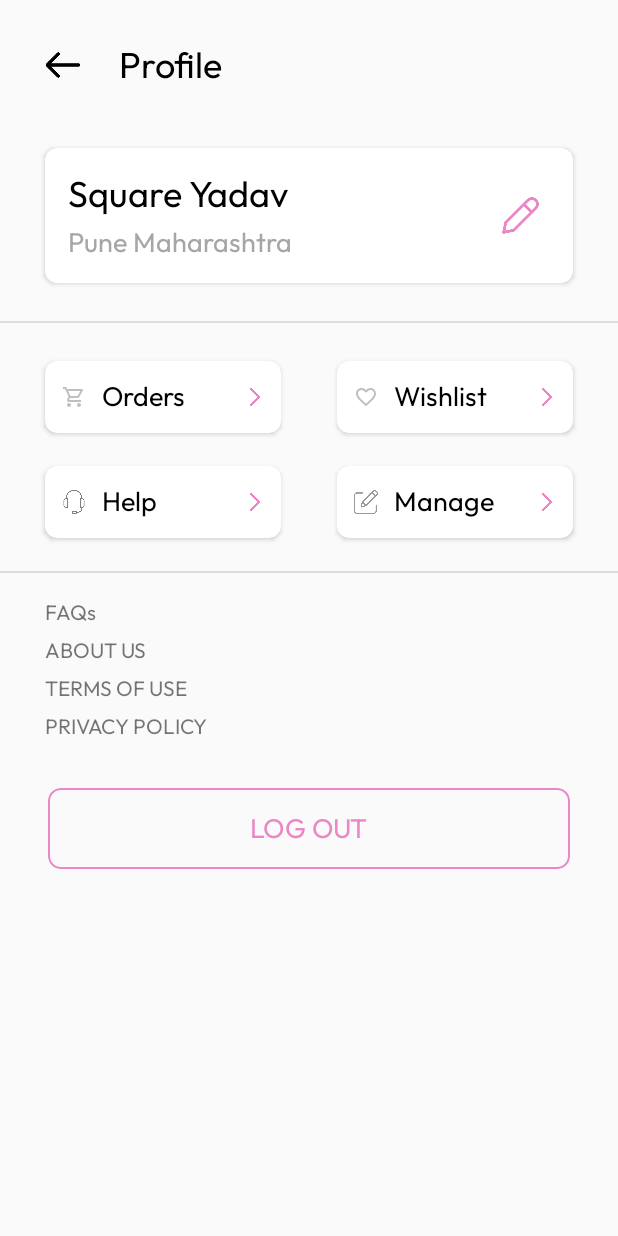
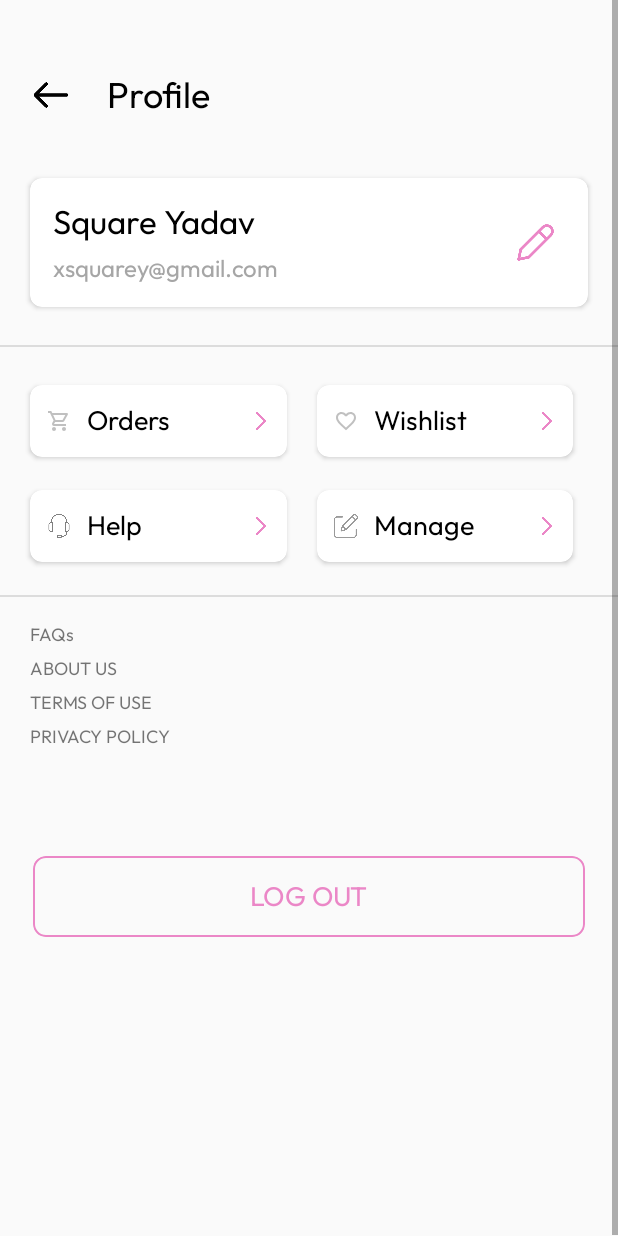
Before and after one commit to Dhiresh-7358/MYshot, an Android app: the Profile screen opened directly, with no data from a screen before it, on a phone screen of 412 x 824 dp. Run offline under Robolectric (Android 15) with nearby library versions, the phone set to English and light mode, and no system bars; our stand-ins replace Firebase (no records; nobody signed in at launch, a user with empty details on screens opened directly).

Commit message:
3rd commit

```diff
--- a/app/src/main/java/com/example/myshot/activity/Profile.kt
+++ b/app/src/main/java/com/example/myshot/activity/Profile.kt
@@ -4,15 +4,13 @@ import android.content.Intent
 import androidx.appcompat.app.AppCompatActivity
 import android.os.Bundle
 import android.util.Log
-import com.example.myshot.R
 import com.example.myshot.databinding.ActivityProfileBinding
-import com.example.myshot.databinding.ActivitySelectCityBinding
 import com.google.firebase.auth.FirebaseAuth
 import com.google.firebase.firestore.FirebaseFirestore
 import loginProcess.GetStartActivity
 import loginProcess.SharedConst
 import loginProcess.SharedPref
-import loginProcess.UserInfoActivity
+
 
 class Profile : AppCompatActivity() {
     private lateinit var mAuth:FirebaseAuth
--- a/app/src/main/java/com/example/myshot/activity/SelectCity.kt
+++ b/app/src/main/java/com/example/myshot/activity/SelectCity.kt
@@ -61,7 +61,12 @@ class SelectCity : AppCompatActivity() {
                         val list: List<Address> = geocoder.getFromLocation(location.latitude, location.longitude, 1) as List<Address>
                         if (list.isNotEmpty()) {
                             val address = list[0]
-                            val district = address.subAdminArea // Use subAdminArea to get the district name
+                            val district = address.getAddressLine(0) // Use subAdminArea to get the district name
+
+                            val sharedPreferences = this.getSharedPreferences("my_app_preferences", Context.MODE_PRIVATE)
+                            val editor = sharedPreferences.edit()
+                            editor.putString("city", district)
+                            editor.apply()
 
                             val resultIntent = Intent()
                             resultIntent.putExtra("district", district)
--- a/app/src/main/java/com/example/myshot/fragment/HomeFragment.kt
+++ b/app/src/main/java/com/example/myshot/fragment/HomeFragment.kt
@@ -1,6 +1,7 @@
 package com.example.myshot.fragment
 
 import android.app.Activity
+import android.content.Context
 import android.content.Intent
 import android.net.Uri
 import android.os.Binder
@@ -27,7 +28,7 @@ import com.example.myshot.databinding.FragmentHomeBinding
 import com.google.firebase.auth.FirebaseAuth
 import com.google.firebase.firestore.FirebaseFirestore
 import com.google.firebase.firestore.Query
-import com.squareup.picasso.Picasso
+//import com.squareup.picasso.Picasso
 
 class HomeFragment : Fragment() {
     private lateinit var binging: FragmentHomeBinding
@@ -38,6 +39,8 @@ class HomeFragment : Fragment() {
     override fun onCreateView(
         inflater: LayoutInflater, container: ViewGroup?,
         savedInstanceState: Bundle?
+
+
     ): View? {
 
         binging = FragmentHomeBinding.inflate(inflater, container, false)
@@ -50,6 +53,10 @@ class HomeFragment : Fragment() {
 
     override fun onViewCreated(view: View, savedInstanceState: Bundle?) {
         super.onViewCreated(view, savedInstanceState)
+
+        val sharedPreferences = requireActivity().getSharedPreferences("myshot_preferences", Context.MODE_PRIVATE)
+        val username = sharedPreferences.getString("city", "Delhi")
+        binging.city.text=username
 
         mList= mutableListOf()
 
--- a/app/src/main/res/layout/activity_profile.xml
+++ b/app/src/main/res/layout/activity_profile.xml
@@ -7,12 +7,19 @@
     android:layout_height="match_parent"
     android:orientation="vertical"
     tools:context=".activity.SelectCity">
+    <ScrollView
+        android:layout_width="match_parent"
+        android:layout_height="match_parent">
+        <androidx.appcompat.widget.LinearLayoutCompat
+            android:layout_width="match_parent"
+            android:layout_height="wrap_content"
+            android:orientation="vertical">
 
 
     <LinearLayout
         android:layout_width="match_parent"
         android:layout_height="wrap_content"
-        android:layout_marginTop="28dp"
+        android:layout_marginTop="48dp"
         android:orientation="horizontal">
 
         <ImageView
@@ -20,7 +27,7 @@
             android:layout_width="28dp"
             android:layout_height="25dp"
             android:layout_gravity="center"
-            android:layout_marginStart="28dp"
+            android:layout_marginStart="20dp"
             app:srcCompat="@drawable/back_arrow" />
 
         <TextView
@@ -36,10 +43,10 @@
 
             <androidx.cardview.widget.CardView
                 android:layout_width="match_parent"
-        android:layout_height="90dp"
-        android:layout_marginStart="30dp"
+                android:layout_height="wrap_content"
+                android:layout_marginStart="20dp"
                 android:layout_marginTop="40dp"
-        android:layout_marginEnd="30dp"
+                android:layout_marginEnd="20dp"
                 app:cardCornerRadius="8dp">
 
                 <TextView
@@ -52,7 +59,7 @@
                     android:fontFamily="@font/outfit_regular"
                     android:text="Square Yadav"
                     android:textColor="@color/black"
-            android:textSize="24sp" />
+                    android:textSize="22sp" />
 
                 <ImageView
                     android:layout_width="30dp"
@@ -67,11 +74,13 @@
                     android:layout_height="wrap_content"
                     android:layout_gravity="bottom|left"
                     android:layout_marginStart="15dp"
+                    android:layout_marginTop="50dp"
+                    android:layout_marginEnd="70dp"
                     android:layout_marginBottom="15dp"
                     android:fontFamily="@font/outfit_regular"
-            android:text="Pune Maharashtra"
+                    android:text="xsquarey@gmail.com"
                     android:textColor="@color/grey"
-            android:textSize="18sp" />
+                    android:textSize="16sp" />
             </androidx.cardview.widget.CardView>
 
     <View
@@ -87,13 +96,14 @@
 
         <androidx.cardview.widget.CardView
             android:id="@+id/order_view"
-            android:layout_width="157dp"
+            android:layout_width="0dp"
             android:layout_height="48dp"
-            android:layout_marginStart="30dp"
+            android:layout_marginStart="20dp"
             android:layout_marginTop="25dp"
+            android:layout_marginEnd="10dp"
             app:cardCornerRadius="8dp"
-            app:layout_constraintEnd_toEndOf="parent"
-            app:layout_constraintHorizontal_bias="0.0"
+            app:layout_constraintEnd_toStartOf="@id/wishlist_view"
+            app:layout_constraintHorizontal_weight="1"
             app:layout_constraintStart_toStartOf="parent"
             app:layout_constraintTop_toTopOf="parent">
 
@@ -127,15 +137,16 @@
 
         <androidx.cardview.widget.CardView
             android:id="@+id/help_view"
-            android:layout_width="157dp"
+            android:layout_width="0dp"
             android:layout_height="48dp"
-            android:layout_marginStart="30dp"
+            android:layout_marginStart="20dp"
             android:layout_marginTop="22dp"
+            android:layout_marginEnd="10dp"
             android:layout_marginBottom="22dp"
             app:cardCornerRadius="8dp"
             app:layout_constraintBottom_toBottomOf="parent"
-            app:layout_constraintEnd_toEndOf="@id/order_view"
-            app:layout_constraintHorizontal_bias="0.0"
+            app:layout_constraintEnd_toStartOf="@id/manage_view"
+            app:layout_constraintHorizontal_weight="1"
             app:layout_constraintStart_toStartOf="parent"
             app:layout_constraintTop_toBottomOf="@+id/order_view">
 
@@ -168,12 +179,15 @@
 
         <androidx.cardview.widget.CardView
             android:id="@+id/wishlist_view"
-            android:layout_width="157dp"
+            android:layout_width="0dp"
             android:layout_height="48dp"
+            android:layout_marginStart="10dp"
             android:layout_marginTop="25dp"
             android:layout_marginEnd="30dp"
             app:cardCornerRadius="8dp"
             app:layout_constraintEnd_toEndOf="parent"
+            app:layout_constraintHorizontal_weight="1"
+            app:layout_constraintStart_toEndOf="@+id/order_view"
             app:layout_constraintTop_toTopOf="parent">
 
             <TextView
@@ -205,12 +219,15 @@
 
         <androidx.cardview.widget.CardView
             android:id="@+id/manage_view"
-            android:layout_width="157dp"
+            android:layout_width="0dp"
             android:layout_height="48dp"
+            android:layout_marginStart="10dp"
             android:layout_marginTop="22dp"
             android:layout_marginEnd="30dp"
             app:cardCornerRadius="8dp"
             app:layout_constraintEnd_toEndOf="parent"
+            app:layout_constraintHorizontal_weight="1"
+            app:layout_constraintStart_toEndOf="@+id/help_view"
             app:layout_constraintTop_toBottomOf="@+id/wishlist_view">
 
             <TextView
@@ -252,46 +269,50 @@
                 android:id="@+id/textView7"
                 android:layout_width="wrap_content"
                 android:layout_height="wrap_content"
-        android:layout_marginStart="30dp"
+                android:layout_marginStart="20dp"
                 android:layout_marginTop="17dp"
                 android:fontFamily="@font/outfit_regular"
-        android:text="FAQs" />
+                android:text="FAQs"
+                android:textSize="12sp" />
 
             <TextView
                 android:id="@+id/textView11"
-        android:layout_width="match_parent"
+                android:layout_width="wrap_content"
                 android:layout_height="wrap_content"
-        android:layout_marginStart="30dp"
+                android:layout_marginStart="20dp"
                 android:layout_marginTop="7dp"
                 android:fontFamily="@font/outfit_regular"
-        android:text="ABOUT US" />
+                android:text="ABOUT US"
+                android:textSize="12sp" />
 
             <TextView
                 android:id="@+id/textView14"
-        android:layout_width="match_parent"
+                android:layout_width="wrap_content"
                 android:layout_height="wrap_content"
-        android:layout_marginStart="30dp"
+                android:layout_marginStart="20dp"
                 android:layout_marginTop="7dp"
                 android:fontFamily="@font/outfit_regular"
-        android:text="TERMS OF USE" />
+                android:text="TERMS OF USE"
+                android:textSize="12sp" />
 
             <TextView
                 android:id="@+id/textView15"
-        android:layout_width="match_parent"
+                android:layout_width="wrap_content"
                 android:layout_height="wrap_content"
-        android:layout_marginStart="30dp"
+                android:layout_marginStart="20dp"
                 android:layout_marginTop="7dp"
                 android:fontFamily="@font/outfit_regular"
-        android:text="PRIVACY POLICY" />
+                android:text="PRIVACY POLICY"
+                android:textSize="12sp" />
 
             <androidx.cardview.widget.CardView
                 android:id="@+id/logout_button"
                 android:layout_width="match_parent"
                 android:layout_height="54dp"
-        android:layout_marginStart="32dp"
-        android:layout_marginTop="32dp"
-        android:layout_marginEnd="32dp"
-        android:layout_marginBottom="32dp"
+                android:layout_marginStart="22dp"
+                android:layout_marginTop="72dp"
+                android:layout_marginEnd="22dp"
+                android:layout_marginBottom="200dp"
                 android:foreground="@drawable/cardstyle"
                 app:cardBackgroundColor="#00000000"
                 app:cardCornerRadius="8dp"
@@ -307,5 +328,7 @@
                     android:textColor="@color/pink"
                     android:textSize="18sp" />
             </androidx.cardview.widget.CardView>
+        </androidx.appcompat.widget.LinearLayoutCompat>
+    </ScrollView>
 
 </LinearLayout>
--- a/app/src/main/res/layout/fragment_home.xml
+++ b/app/src/main/res/layout/fragment_home.xml
@@ -74,9 +74,19 @@
                         android:layout_width="35dp"
                         android:layout_height="35dp"
                         android:layout_gravity="center|right"
-                        android:foreground="@drawable/c0a48af4fd27fbeefc9448a397ef7a10"
-                        app:cardCornerRadius="50dp" />
+                        app:cardBackgroundColor="#5B9DD1"
+                        app:cardCornerRadius="50dp">
 
+                        <TextView
+                            android:id="@+id/user_first_word"
+                            android:layout_width="wrap_content"
+                            android:layout_height="wrap_content"
+                            android:layout_gravity="center"
+                            android:fontFamily="@font/outfit_regular"
+                            android:text="T"
+                            android:textColor="@color/white"
+                            android:textSize="24sp" />
+                    </androidx.cardview.widget.CardView>
                 </LinearLayout>
 
             </LinearLayout>
```
Lines whose indentation alone changed are shown as unchanged.
